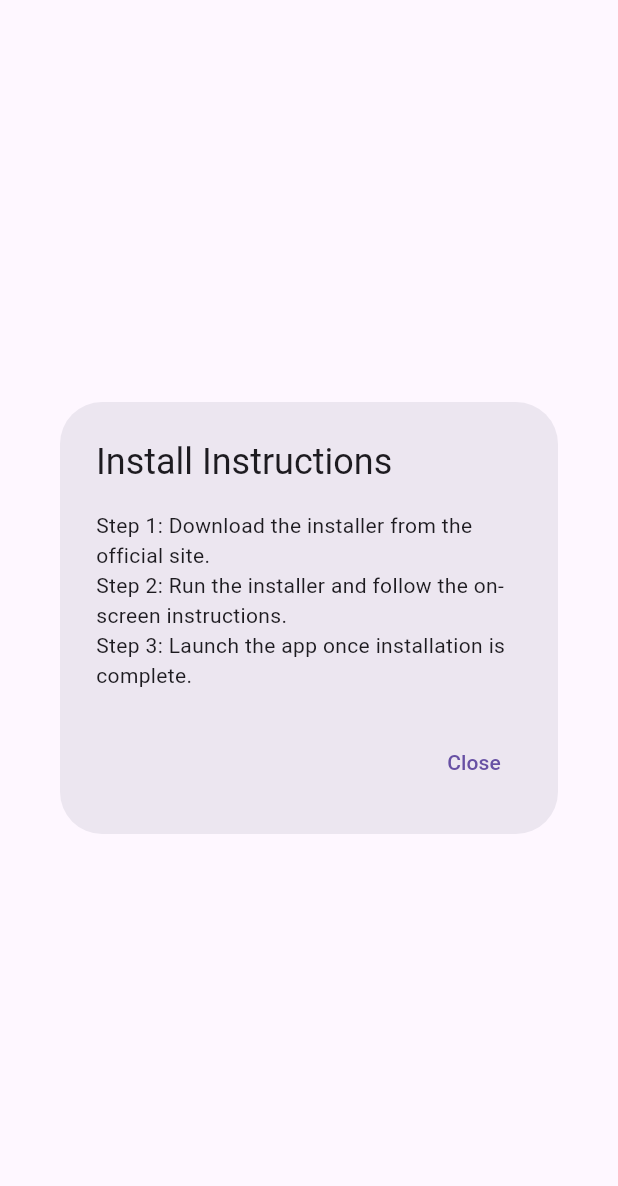
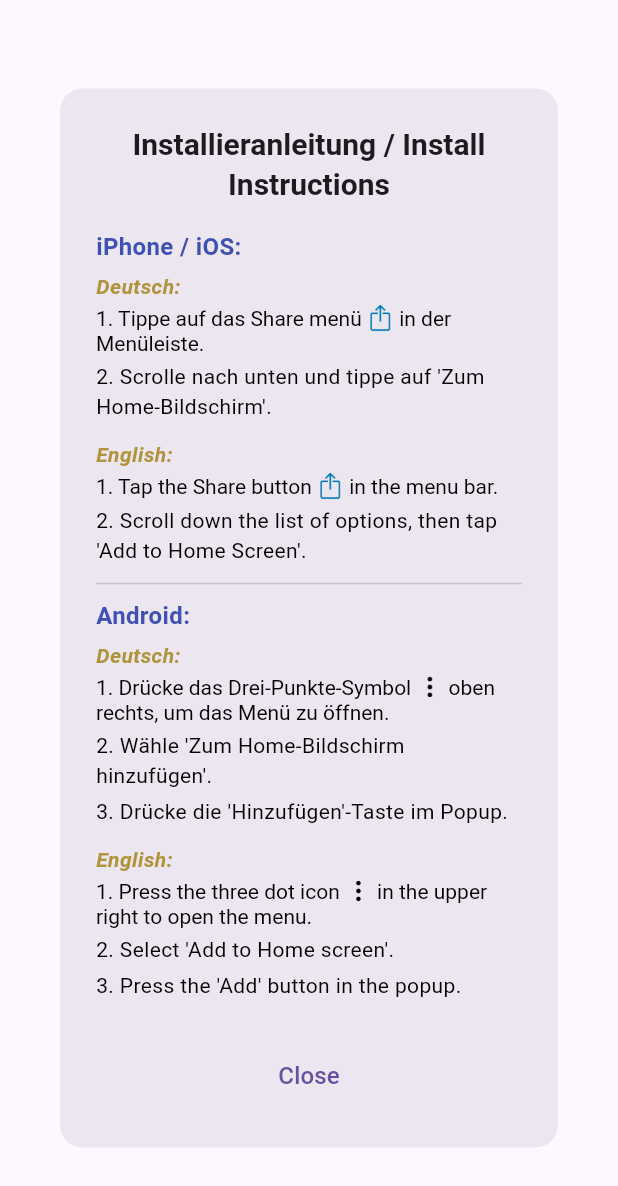
Before and after one commit to ChrisKorte55/app_einsiedeln, a Flutter app: the InstallInstructions widget shown alone on an empty page, opened directly, on a phone screen of 412 x 824 dp. Shown: the top 1186 px of the screen. Run offline on Flutter 3.47's test engine with Material 3 defaults, Android fonts, the phone set to English and light mode, and no system bars; our stand-ins replace carousel_slider, csv, flutter_widget_from_html; generated files the repository leaves out were written again.

Commit message:
new download menu

```diff
--- a/lib/views/install_instructions.dart
+++ b/lib/views/install_instructions.dart
@@ -6,23 +6,152 @@ class InstallInstructions extends StatelessWidget {
 
   @override
   Widget build(BuildContext context) {
+    // Base text style used for the normal instructions.
+    const textStyle = TextStyle(fontSize: 14, color: Colors.black);
+    // Header style for the main sections.
+    const headerTextStyle = TextStyle(
+      fontWeight: FontWeight.bold,
+      fontSize: 16,
+      color: Colors.indigo,
+    );
+    // Style for the language headers.
+    const languageTextStyle = TextStyle(
+      fontWeight: FontWeight.bold,
+      fontStyle: FontStyle.italic,
+      color: Color.fromRGBO(176, 148, 60, 1),
+    );
+
     return AlertDialog(
-      title: const Text("Install Instructions"),
+      shape: RoundedRectangleBorder(
+        borderRadius: BorderRadius.circular(15.0),
+      ),
+      title: Center(
+        child: Text(
+          "Installieranleitung / Install Instructions",
+          textAlign: TextAlign.center,
+          style: const TextStyle(fontWeight: FontWeight.bold, fontSize: 20),
+        ),
+      ),
       content: SingleChildScrollView(
-        child: ListBody(
-          children: const <Widget>[
-            Text("Step 1: Download the installer from the official site."),
-            Text("Step 2: Run the installer and follow the on-screen instructions."),
-            Text("Step 3: Launch the app once installation is complete."),
+        child: Column(
+          crossAxisAlignment: CrossAxisAlignment.start,
+          children: [
+            // iPhone / iOS Instructions
+            const Text("iPhone / iOS:", style: headerTextStyle),
+            const SizedBox(height: 5),
+            const Text("Deutsch:", style: languageTextStyle),
+            // German iPhone: inline image next to the word "Teilen-Schaltfläche"
+            _buildInlineRichInstructionStep(
+              leftText: "1. Tippe auf das Share menü ",
+              imagePath: "assets/images/iphoneshare.png",
+              rightText: " in der Menüleiste.",
+              textStyle: textStyle,
+            ),
+            _buildInstructionStep(
+              "2. Scrolle nach unten und tippe auf 'Zum Home-Bildschirm'.",
+              textStyle: textStyle,
+            ),
+            const SizedBox(height: 10),
+            const Text("English:", style: languageTextStyle),
+            // English iPhone: inline image next to the word "Share"
+            _buildInlineRichInstructionStep(
+              leftText: "1. Tap the Share button ",
+              imagePath: "assets/images/iphoneshare.png",
+              rightText: " in the menu bar.",
+              textStyle: textStyle,
+            ),
+            _buildInstructionStep(
+              "2. Scroll down the list of options, then tap 'Add to Home Screen'.",
+              textStyle: textStyle,
+            ),
+            const Divider(height: 20, thickness: 1),
+            // Android Instructions
+            const Text("Android:", style: headerTextStyle),
+            const SizedBox(height: 5),
+            const Text("Deutsch:", style: languageTextStyle),
+            // German Android: inline image next to the word "Drei-Punkte-Symbol"
+            _buildInlineRichInstructionStep(
+              leftText: "1. Drücke das Drei-Punkte-Symbol ",
+              imagePath: "assets/images/androidmenu.webp",
+              rightText: " oben rechts, um das Menü zu öffnen.",
+              textStyle: textStyle,
+            ),
+            _buildInstructionStep(
+              "2. Wähle 'Zum Home-Bildschirm hinzufügen'.",
+              textStyle: textStyle,
+            ),
+            _buildInstructionStep(
+              "3. Drücke die 'Hinzufügen'-Taste im Popup.",
+              textStyle: textStyle,
+            ),
+            const SizedBox(height: 10),
+            const Text("English:", style: languageTextStyle),
+            // English Android: inline image next to the word "three dot icon"
+            _buildInlineRichInstructionStep(
+              leftText: "1. Press the three dot icon ",
+              imagePath: "assets/images/androidmenu.webp",
+              rightText: " in the upper right to open the menu.",
+              textStyle: textStyle,
+            ),
+            _buildInstructionStep(
+              "2. Select 'Add to Home screen'.",
+              textStyle: textStyle,
+            ),
+            _buildInstructionStep(
+              "3. Press the 'Add' button in the popup.",
+              textStyle: textStyle,
+            ),
           ],
         ),
       ),
       actions: <Widget>[
-        TextButton(
-          child: const Text("Close"),
-          onPressed: () => Navigator.of(context).pop(),
+        Center(
+          child: TextButton(
+            child: const Text("Close", style: TextStyle(fontSize: 16)),
+            onPressed: () => Navigator.of(context).pop(),
+          ),
         ),
       ],
     );
   }
+
+  /// Builds a RichText widget for instruction steps that include an inline image.
+  Widget _buildInlineRichInstructionStep({
+    required String leftText,
+    required String imagePath,
+    required String rightText,
+    required TextStyle textStyle,
+  }) {
+    return Padding(
+      padding: const EdgeInsets.symmetric(vertical: 2.0),
+      child: RichText(
+        text: TextSpan(
+          style: textStyle,
+          children: [
+            TextSpan(text: leftText),
+            WidgetSpan(
+              alignment: PlaceholderAlignment.middle,
+              child: Image.asset(
+                imagePath,
+                width: 18,
+                height: 18,
+              ),
+            ),
+            TextSpan(text: rightText),
+          ],
+        ),
+      ),
+    );
+  }
+
+  /// Builds a simple text-based instruction step.
+  Widget _buildInstructionStep(String step, {required TextStyle textStyle}) {
+    return Padding(
+      padding: const EdgeInsets.symmetric(vertical: 2.0),
+      child: Text(
+        step,
+        style: textStyle,
+      ),
+    );
+  }
 }
```
Also changed, not shown: assets/images/androidmenu.webp (added), assets/images/iphoneshare.png (added), 1 other file.
